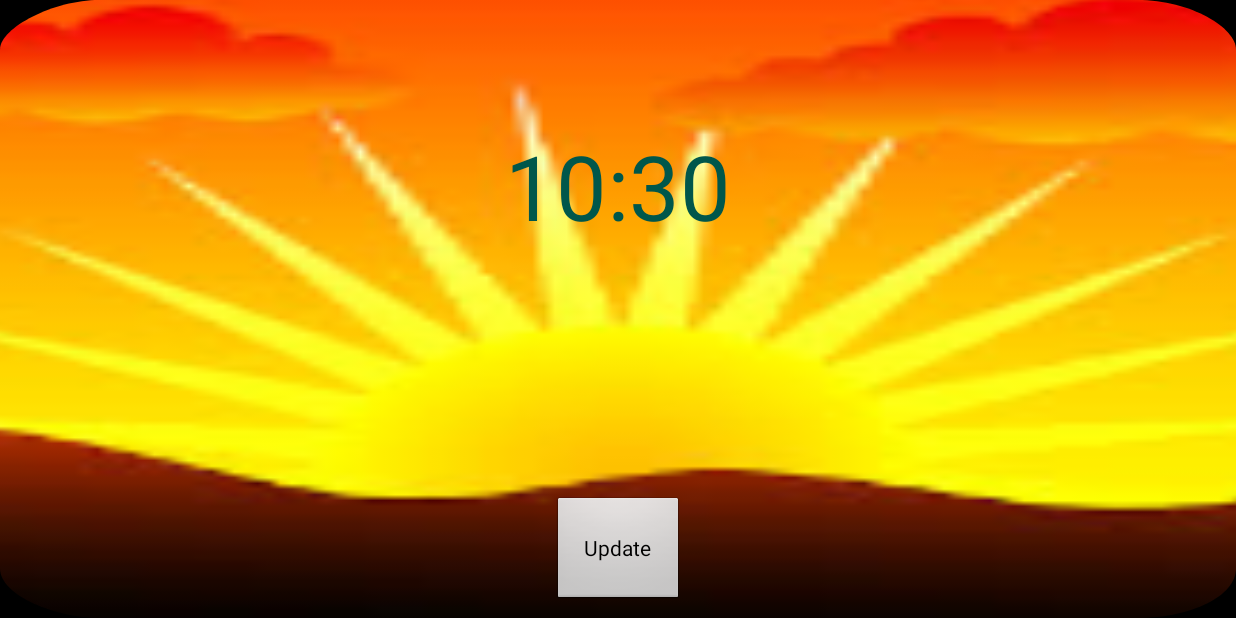
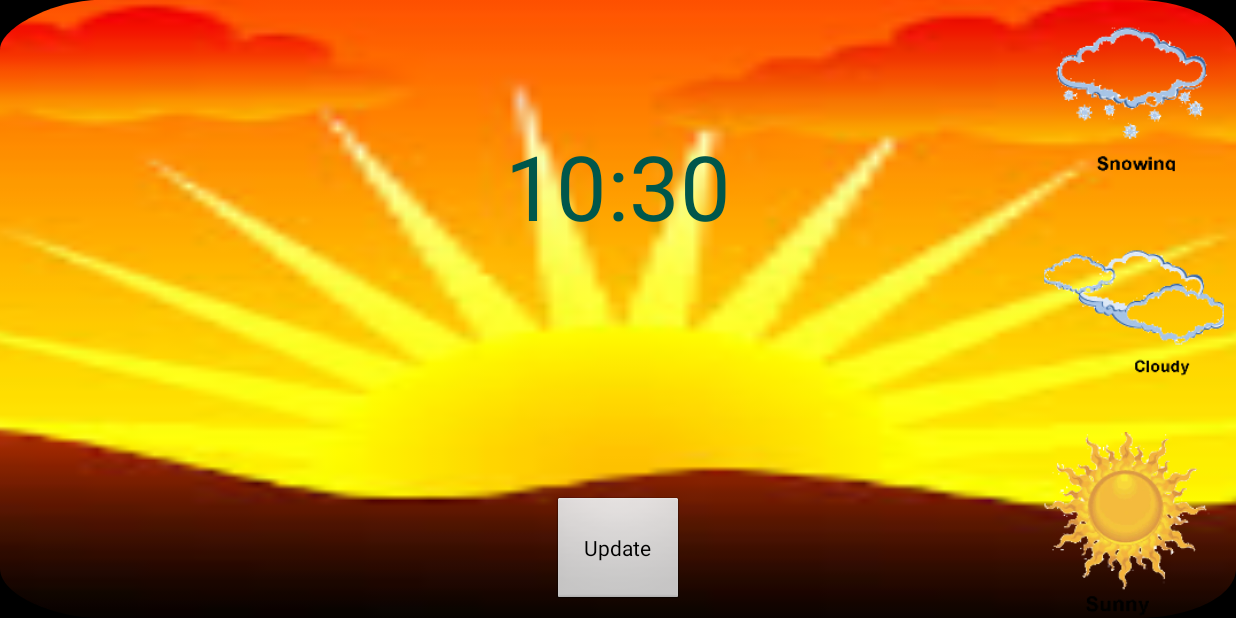
Before and after one commit to DarrellA/BikerBuddy, an Android app: the screen it shows after launch (MainActivity), on a phone screen of 824 x 412 dp (held sideways). Run offline under Robolectric (Android 15) with nearby library versions, the phone set to English and light mode, and no system bars; our stand-ins replace RxJava; 7 statements that could not run were skipped.

Commit message:
updating images based on the forecast

```diff
--- a/app/src/main/res/layout/activity_main.xml
+++ b/app/src/main/res/layout/activity_main.xml
@@ -42,28 +42,48 @@
         android:orientation="vertical"
         app:layout_constraintGuide_begin="20dp"/>
 
-    <!--<LinearLayout-->
-    <!--android:layout_width="match_parent"-->
-    <!--android:layout_height="wrap_content"-->
-    <!--android:orientation="horizontal">-->
+    <android.support.constraint.ConstraintLayout
+        android:id="@+id/linearLayout"
+        android:layout_width="120dp"
+        android:layout_height="match_parent"
+        android:layout_marginEnd="8dp"
+        android:orientation="vertical"
+        app:layout_constraintBottom_toBottomOf="parent"
+        app:layout_constraintEnd_toEndOf="parent">
 
-    <!--<ImageView-->
-    <!--android:="+@id/tonight"-->
-    <!--android:layout_width="wrap_content"-->
-    <!--android:layout_height="wrap_content"/>-->
+        <ImageView
+            android:id="@+id/forecast"
+            android:layout_width="124dp"
+            android:layout_height="124dp"
+            android:layout_marginEnd="2dp"
+            android:background="@mipmap/ic_snow"
+            app:layout_constraintStart_toStartOf="parent"
+            app:layout_constraintTop_toTopOf="parent"/>
 
 
-    <!--<ImageView-->
-    <!--android:="+@id/tomorrowMorning"-->
-    <!--android:layout_width="wrap_content"-->
-    <!--android:layout_height="wrap_content"/>-->
+        <ImageView
+            android:id="@+id/forecast1"
+            android:layout_width="124dp"
+            android:layout_height="124dp"
+            android:layout_marginEnd="2dp"
+            android:background="@mipmap/ic_cloudy"
+            app:layout_constraintBottom_toBottomOf="parent"
+            app:layout_constraintEnd_toEndOf="parent"
+            app:layout_constraintHorizontal_bias="0.5"
+            app:layout_constraintStart_toStartOf="parent"
+            app:layout_constraintTop_toTopOf="parent"/>
 
-    <!--<ImageView-->
-    <!--android:="+@id/tomorrowNight"-->
-    <!--android:layout_width="wrap_content"-->
-    <!--android:layout_height="wrap_content"/>-->
+        <ImageView
+            android:id="@+id/forecast2"
+            android:layout_width="124dp"
+            android:layout_height="124dp"
+            android:background="@mipmap/ic_sunnny"
+            android:layout_marginEnd="2dp"
+            app:layout_constraintBottom_toBottomOf="parent"
+            app:layout_constraintEnd_toEndOf="parent"
+            app:layout_constraintStart_toStartOf="parent"/>
 
-    <!--</LinearLayout>-->
+    </android.support.constraint.ConstraintLayout>
 
     <Button
         android:id="@+id/updateButton"
--- a/app/src/main/res/mipmap-anydpi-v26/ic_sunny.xml
+++ /dev/null
@@ -1,5 +0,0 @@
-<?xml version="1.0" encoding="utf-8"?>
-<adaptive-icon xmlns:android="http://schemas.android.com/apk/res/android">
-    <background android:drawable="@drawable/ic_launcher_background"/>
-    <foreground android:drawable="@mipmap/ic_sunnny"/>
-</adaptive-icon>
```
Also changed, not shown: app/src/main/java/net/aucutt/bikerbuddy/MainActivity.java (+39 -5 lines), app/src/main/java/net/aucutt/bikerbuddy/util/TextWeatherToImageUtil.java (added, +27 -0 lines), app/src/main/res/mipmap-hdpi/ic_sunny.png (deleted), app/src/main/res/mipmap-mdpi/ic_sunny.png (deleted), app/src/main/res/mipmap-xhdpi/ic_sunny.png (deleted), app/src/main/res/mipmap-xxhdpi/ic_sunny.png (deleted), app/src/main/res/mipmap-xxxhdpi/ic_sunny.png (deleted).
